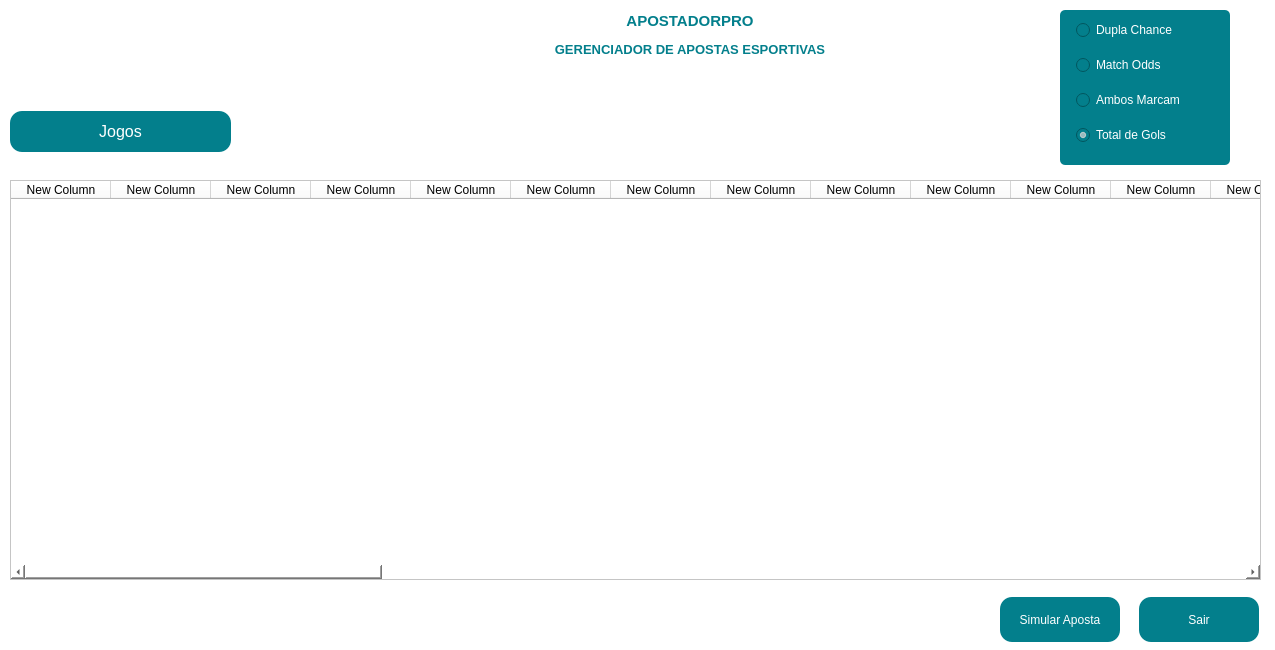
This is view/formPossibilities.ui in mateuscosta27/WebScraping as Qt 5 draws it before an edit. The edited form follows.
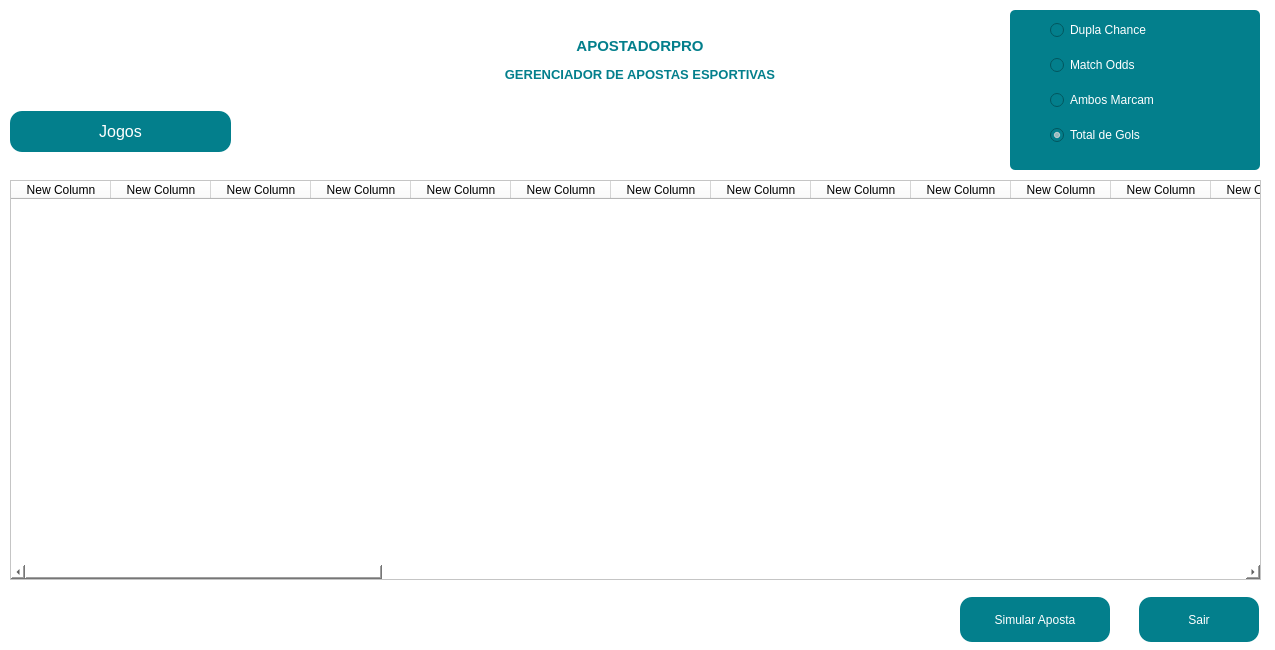
This is the edited form. Icons and pictures are not drawn.

Patch:
```diff
--- a/view/formPossibilities.ui
+++ b/view/formPossibilities.ui
@@ -42,22 +42,28 @@
    <widget class="QLabel" name="lbl_title">
     <property name="geometry">
      <rect>
-      <x>440</x>
+      <x>340</x>
       <y>10</y>
-      <width>500</width>
-      <height>50</height>
+      <width>600</width>
+      <height>100</height>
      </rect>
     </property>
+    <property name="sizePolicy">
+     <sizepolicy hsizetype="Fixed" vsizetype="Fixed">
+      <horstretch>0</horstretch>
+      <verstretch>0</verstretch>
+     </sizepolicy>
+    </property>
     <property name="minimumSize">
      <size>
-      <width>500</width>
-      <height>50</height>
+      <width>600</width>
+      <height>100</height>
      </size>
     </property>
     <property name="maximumSize">
      <size>
       <width>600</width>
-      <height>50</height>
+      <height>100</height>
      </size>
     </property>
     <property name="text">
@@ -67,10 +73,10 @@
    <widget class="QGroupBox" name="groupBox">
     <property name="geometry">
      <rect>
-      <x>1060</x>
+      <x>1010</x>
       <y>10</y>
-      <width>170</width>
-      <height>155</height>
+      <width>250</width>
+      <height>160</height>
      </rect>
     </property>
     <property name="sizePolicy">
@@ -81,14 +87,14 @@
     </property>
     <property name="minimumSize">
      <size>
-      <width>170</width>
-      <height>155</height>
+      <width>250</width>
+      <height>160</height>
      </size>
     </property>
     <property name="maximumSize">
      <size>
-      <width>170</width>
-      <height>155</height>
+      <width>250</width>
+      <height>160</height>
      </size>
     </property>
     <property name="styleSheet">
@@ -111,21 +117,21 @@
     <widget class="QRadioButton" name="rb_matchOdds">
      <property name="geometry">
       <rect>
-       <x>16</x>
+       <x>40</x>
        <y>45</y>
-       <width>140</width>
+       <width>220</width>
        <height>20</height>
       </rect>
      </property>
      <property name="minimumSize">
       <size>
-       <width>140</width>
+       <width>220</width>
        <height>20</height>
       </size>
      </property>
      <property name="maximumSize">
       <size>
-       <width>140</width>
+       <width>220</width>
        <height>20</height>
       </size>
      </property>
@@ -148,9 +154,9 @@
     <widget class="QRadioButton" name="rb_DuplaChance">
      <property name="geometry">
       <rect>
-       <x>16</x>
+       <x>40</x>
        <y>10</y>
-       <width>140</width>
+       <width>220</width>
        <height>20</height>
       </rect>
      </property>
@@ -162,13 +168,13 @@
      </property>
      <property name="minimumSize">
       <size>
-       <width>140</width>
+       <width>220</width>
        <height>20</height>
       </size>
      </property>
      <property name="maximumSize">
       <size>
-       <width>140</width>
+       <width>220</width>
        <height>20</height>
       </size>
      </property>
@@ -191,9 +197,9 @@
     <widget class="QRadioButton" name="rb_ambosMarcam">
      <property name="geometry">
       <rect>
-       <x>16</x>
+       <x>40</x>
        <y>80</y>
-       <width>140</width>
+       <width>220</width>
        <height>20</height>
       </rect>
      </property>
@@ -205,13 +211,13 @@
      </property>
      <property name="minimumSize">
       <size>
-       <width>140</width>
+       <width>220</width>
        <height>20</height>
       </size>
      </property>
      <property name="maximumSize">
       <size>
-       <width>140</width>
+       <width>220</width>
        <height>20</height>
       </size>
      </property>
@@ -234,9 +240,9 @@
     <widget class="QRadioButton" name="rb_totalGols">
      <property name="geometry">
       <rect>
-       <x>16</x>
+       <x>40</x>
        <y>115</y>
-       <width>140</width>
+       <width>220</width>
        <height>20</height>
       </rect>
      </property>
@@ -248,13 +254,13 @@
      </property>
      <property name="minimumSize">
       <size>
-       <width>140</width>
+       <width>220</width>
        <height>20</height>
       </size>
      </property>
      <property name="maximumSize">
       <size>
-       <width>140</width>
+       <width>220</width>
        <height>20</height>
       </size>
      </property>
@@ -550,15 +556,15 @@
    <widget class="QPushButton" name="btn_simular">
     <property name="geometry">
      <rect>
-      <x>1000</x>
+      <x>960</x>
       <y>597</y>
-      <width>120</width>
+      <width>150</width>
       <height>45</height>
      </rect>
     </property>
     <property name="minimumSize">
      <size>
-      <width>120</width>
+      <width>150</width>
       <height>45</height>
      </size>
     </property>
```
